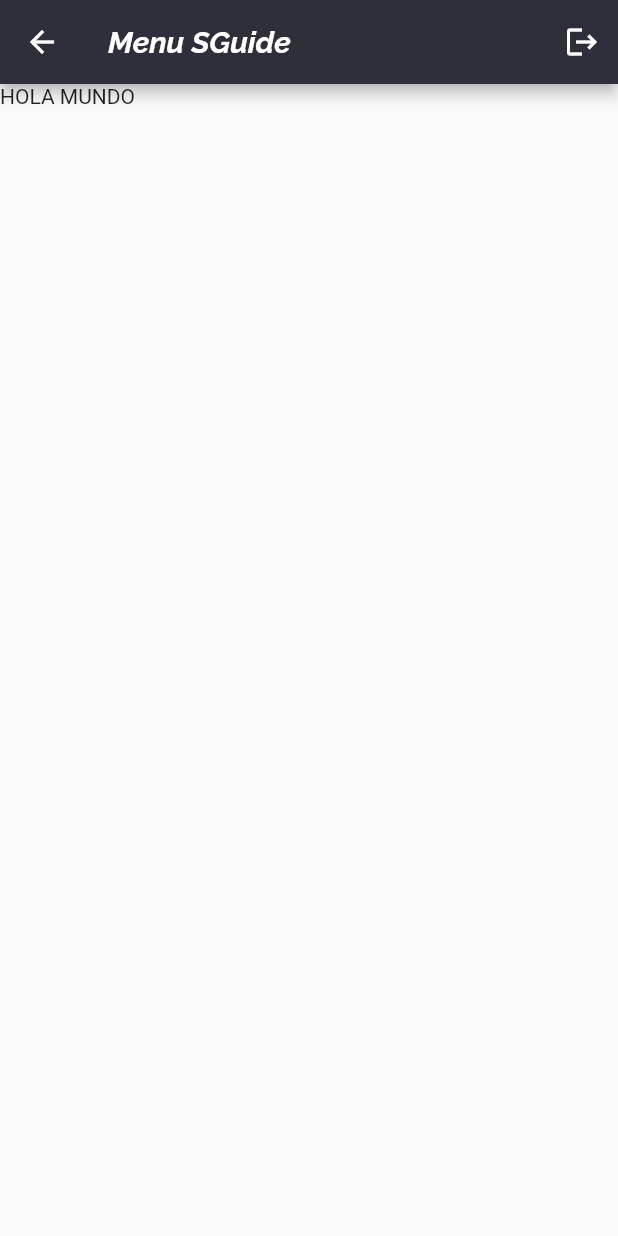
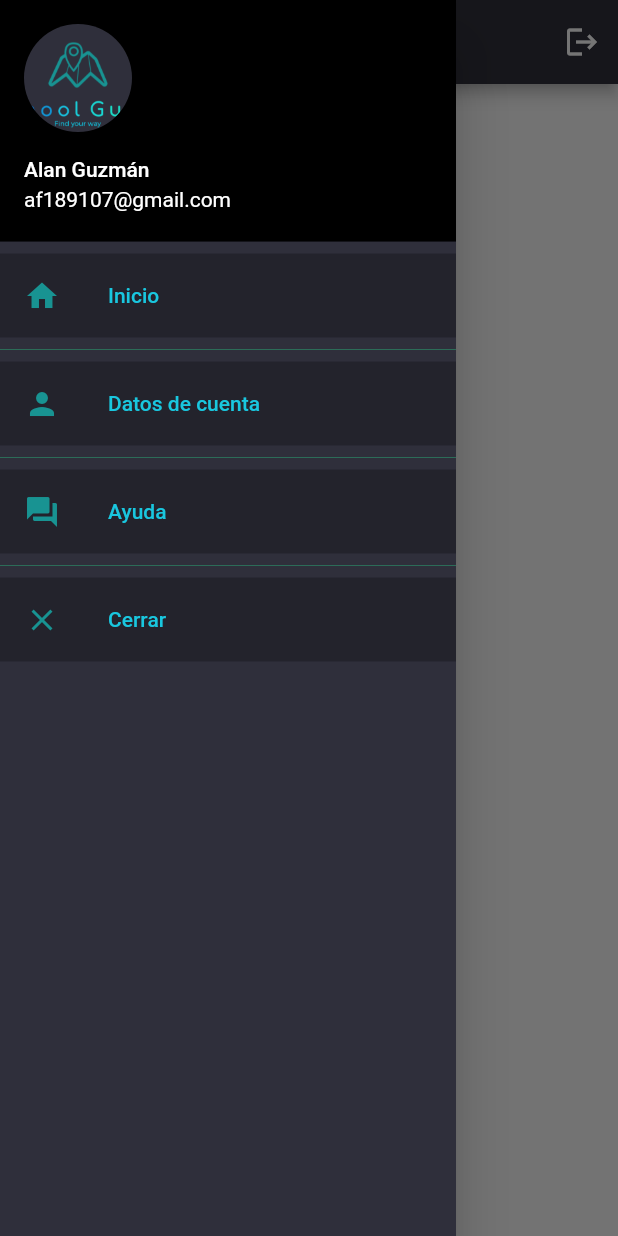
Before and after one commit to DBS20/appSGuide, a Flutter app: the MenuPage screen opened directly, with the side drawer open (before the commit the screen has no drawer), on a phone screen of 412 x 824 dp. Run offline on Flutter 3.47's test engine with Material 2 defaults, Android fonts, the phone set to English and light mode, and no system bars; our stand-ins replace google_fonts.

Commit message:
NavigationWidget
Solo es diseño, ahora a trabajar en el MenuPage

```diff
--- a/appFlutter-SGuide/lib/pages/MenuPage.dart
+++ b/appFlutter-SGuide/lib/pages/MenuPage.dart
@@ -1,3 +1,4 @@
+import 'package:appsguide/widgets/NavigationDrawer.dart';
 import 'package:flutter/material.dart';
 import 'package:appsguide/utilerias/colors.dart';
 import 'package:google_fonts/google_fonts.dart';
@@ -19,19 +20,25 @@ class _MenuPageState extends State<MenuPage> {
       appBar: AppBar(
         actions: [
           IconButton(
-              onPressed: (){
+              onPressed: () {
                 Navigator.of(context).pop();
-                Navigator.of(context).push(MaterialPageRoute(builder: (BuildContext context) => LoginPage()));
+                Navigator.of(context).push(MaterialPageRoute(
+                    builder: (BuildContext context) => LoginPage()));
               },
               icon: Icon(Icons.logout)),
         ],
-        title: Text('Menu SGuide',style: GoogleFonts.raleway(fontSize: 20, fontStyle: FontStyle.italic,color: Colors.white, fontWeight: FontWeight.bold)),
+        title: Text('¡Bienvenido [nombre]',
+            style: GoogleFonts.raleway(
+                fontSize: 20,
+                fontStyle: FontStyle.italic,
+                color: Colors.white,
+                fontWeight: FontWeight.bold)),
         backgroundColor: GlobalColors.colorGrey,
-
       ),
       body: Container(
         child: Text("HOLA MUNDO"),
       ),
+      drawer: NavigationDrawer(),
     );
   }
 }
--- a/appFlutter-SGuide/lib/widgets/NavigationDrawer.dart
+++ b/appFlutter-SGuide/lib/widgets/NavigationDrawer.dart
@@ -0,0 +1,125 @@
+import 'package:flutter/material.dart';
+import 'package:appsguide/utilerias/colors.dart';
+import 'package:google_fonts/google_fonts.dart';
+import 'package:appsguide/pages/LoginPage.dart';
+import 'package:appsguide/widgets/TextFieldWidget.dart';
+import 'package:appsguide/widgets/ButtonWidget.dart';
+
+class NavigationDrawer extends StatefulWidget {
+  const NavigationDrawer({Key? key}) : super(key: key);
+
+  @override
+  State<NavigationDrawer> createState() => _NavigationDrawer();
+}
+
+class _NavigationDrawer extends State<NavigationDrawer> {
+  @override
+  Widget build(BuildContext context) {
+    return Drawer(
+      backgroundColor: GlobalColors.colorGrey,
+      child: ListView(
+        padding: EdgeInsets.zero,
+        children: [
+          UserAccountsDrawerHeader(
+            decoration: BoxDecoration(
+              color: GlobalColors.colorBlack,
+            ),
+            accountName: Text('Alan Guzmán'),
+            accountEmail: Text('af189107@gmail.com'),
+            currentAccountPicture: CircleAvatar(
+              backgroundColor: Color.alphaBlend(Colors.black, Colors.black),
+              backgroundImage:
+                  ExactAssetImage("assets/images/schoolguideLogo.png"),
+            ),
+          ),
+          Ink(
+            color: Color.fromARGB(64, 0, 0, 0),
+            child: ListTile(
+              leading: Icon(
+                Icons.home,
+                color: GlobalColors.colorGreenEmerald,
+              ),
+              title: Text(
+                'Inicio',
+                style: TextStyle(
+                  color: GlobalColors.colorBlueCapri,
+                ),
+              ),
+              onTap: () {
+                Navigator.of(context).pop();
+                /*Navigator.of(context).push(MaterialPageRoute(
+                    builder: (BuildContext context) => FirstPage()));*/
+              },
+            ),
+          ),
+          Divider(
+            thickness: 0.5,
+            color: GlobalColors.colorGreenLight,
+          ),
+          Ink(
+            color: Color.fromARGB(64, 0, 0, 0),
+            child: ListTile(
+              leading: Icon(
+                Icons.person,
+                color: GlobalColors.colorGreenEmerald,
+              ),
+              title: Text(
+                'Datos de cuenta',
+                style: TextStyle(color: GlobalColors.colorBlueCapri),
+              ),
+              onTap: () {
+                Navigator.of(context).pop();
+                /*Navigator.of(context).push(MaterialPageRoute(
+                    builder: (BuildContext context) => EurUsdPage()));*/
+              },
+            ),
+          ),
+          Divider(
+            thickness: 0.5,
+            color: GlobalColors.colorGreenLight,
+          ),
+          Ink(
+            color: Color.fromARGB(64, 0, 0, 0),
+            child: ListTile(
+              leading: Icon(
+                Icons.question_answer,
+                color: GlobalColors.colorGreenEmerald,
+              ),
+              title: Text(
+                'Ayuda',
+                style: TextStyle(color: GlobalColors.colorBlueCapri),
+              ),
+              onTap: () {
+                Navigator.of(context).pop();
+                /*Navigator.of(context).push(MaterialPageRoute(
+                    builder: (BuildContext context) => XauUsdPage()));*/
+              },
+            ),
+          ),
+          Divider(
+            thickness: 0.5,
+            color: GlobalColors.colorGreenLight,
+          ),
+          Ink(
+            color: Color.fromARGB(64, 0, 0, 0),
+            child: ListTile(
+              leading: Icon(
+                Icons.close,
+                color: GlobalColors.colorGreenEmerald,
+              ),
+              title: Text(
+                'Cerrar',
+                style: TextStyle(color: GlobalColors.colorBlueCapri),
+              ),
+              onTap: () {
+                Navigator.of(context).pop();
+                /*Navigator.of(context).push(MaterialPageRoute(
+                    builder: (BuildContext context) => XagUsdPage()));*/
+              },
+            ),
+          ),
+        ],
+      ),
+    );
+  }
+}
--- a/appFlutter-SGuide/pubspec.yaml
+++ b/appFlutter-SGuide/pubspec.yaml
@@ -60,6 +60,8 @@ flutter:
   # included with your application, so that you can use the icons in
   # the material Icons class.
   uses-material-design: true
+  assets:
+    - assets/images/
 
   # To add assets to your application, add an assets section, like this:
   # assets:
```
Also changed, not shown: appFlutter-SGuide/assets/images/schoolguideLogo.png (added).
